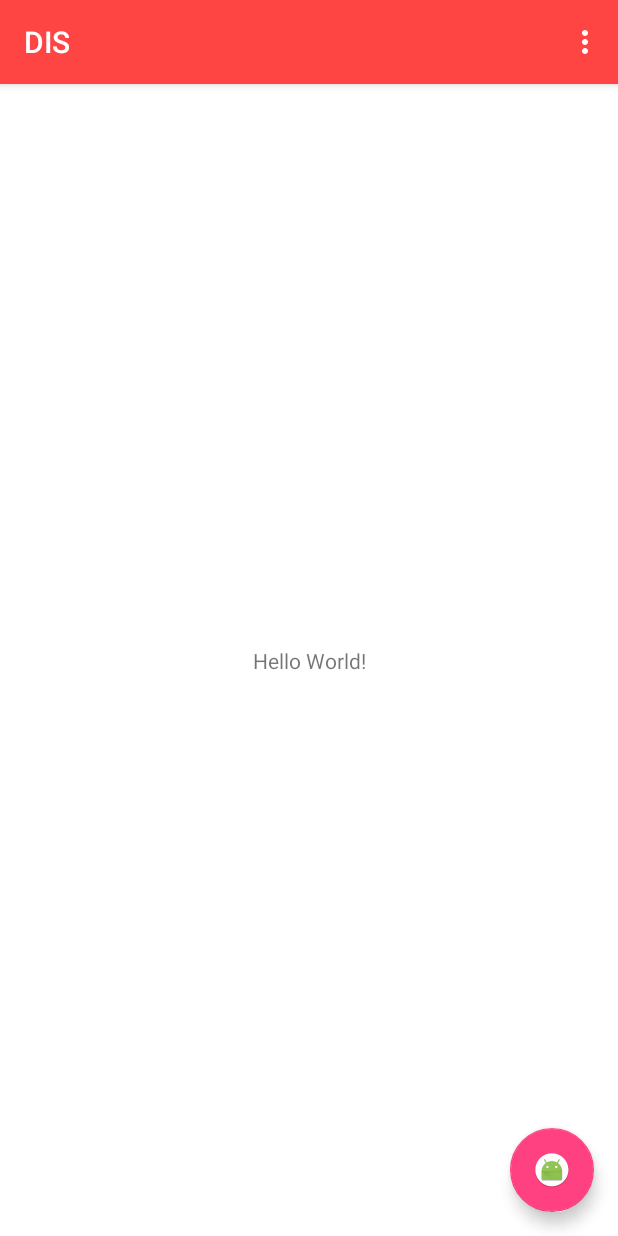
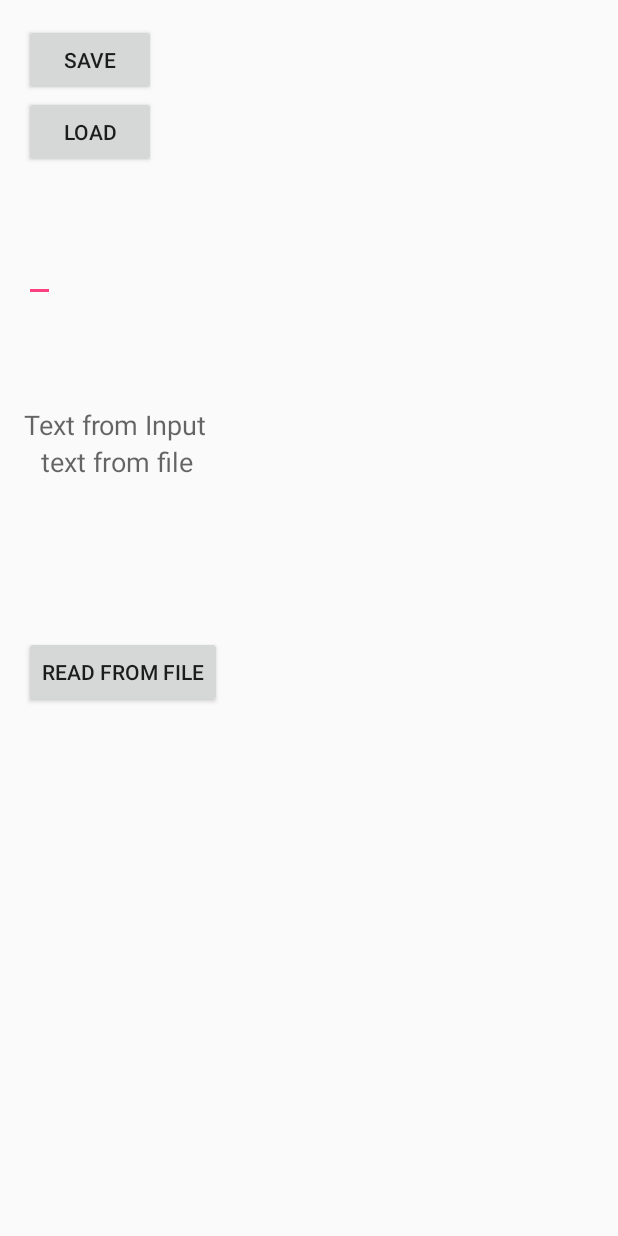
Before and after one commit to DIS-HST/DIS, an Android app: the screen it shows after launch (MainActivity), on a phone screen of 412 x 824 dp. Run offline under Robolectric (Android 15) with nearby library versions, the phone set to English and light mode, and no system bars.

Commit message:
Files
Don't work yet. Compiling problems.

```diff
--- a/app/src/main/AndroidManifest.xml
+++ b/app/src/main/AndroidManifest.xml
@@ -2,6 +2,8 @@
 <manifest xmlns:android="http://schemas.android.com/apk/res/android"
     package="com.tsh.dis">
 
+    <uses-permission android:name="android.permission.WRITE_EXTERNAL_STORAGE"/>
+    <uses-permission android:name="android.permission.READ_EXTERNAL_STORAGE"/>
     <uses-permission android:name="android.permission.BLUETOOTH"/>
     <uses-permission android:name="android.permission.BLUETOOTH_ADMIN"/>
     <uses-permission android:name="android.permission.VIBRATE"/>
--- a/app/src/main/res/layout/activity_main.xml
+++ b/app/src/main/res/layout/activity_main.xml
@@ -1,37 +1,75 @@
 <?xml version="1.0" encoding="utf-8"?>
-<android.support.design.widget.CoordinatorLayout xmlns:android="http://schemas.android.com/apk/res/android"
-    xmlns:app="http://schemas.android.com/apk/res-auto"
+<LinearLayout xmlns:android="http://schemas.android.com/apk/res/android"
     xmlns:tools="http://schemas.android.com/tools"
-    android:background="@android:color/white"
-    android:id="@+id/bg"
     android:layout_width="match_parent"
     android:layout_height="match_parent"
+    android:padding="16dp"
+    android:orientation="vertical">
+    <!--android:paddingTop="@dimen/activity_vertical_margin"
+    android:paddingBottom="@dimen/activity_vertical_margin" tools:context=".MainActivity">
+-->
+    <Button
+        android:layout_width="wrap_content"
+        android:layout_height="wrap_content"
+        android:text="Save"
+        android:id="@+id/save"
+        android:layout_alignParentTop="true"
+        android:layout_alignParentLeft="true"
+        android:layout_alignParentStart="true"
+        android:onClick="buttonSave" />
 
-    tools:context="com.tsh.dis.MainActivity">
+    <Button
+        android:layout_width="wrap_content"
+        android:layout_height="wrap_content"
+        android:text="Load"
+        android:id="@+id/load"
+        android:layout_alignParentTop="true"
+        android:layout_alignParentRight="true"
+        android:layout_alignParentEnd="true"
+        android:onClick="buttonLoad" />
 
-    <android.support.design.widget.AppBarLayout
+    <EditText
+        android:layout_width="wrap_content"
+        android:layout_height="wrap_content"
+        android:id="@+id/editText"
+        android:layout_below="@+id/save"
+        android:layout_alignParentLeft="true"
+        android:layout_alignParentStart="true"
+        android:layout_marginTop="44dp"
+        android:layout_alignParentRight="true"
+        android:layout_alignParentEnd="true" />
+
+    <TextView
+        android:layout_width="wrap_content"
+        android:layout_height="wrap_content"
+        android:textAppearance="?android:attr/textAppearanceMedium"
+        android:text="Text from Input"
+        android:id="@+id/textView"
+        android:layout_below="@+id/editText"
+        android:layout_alignParentLeft="true"
+        android:layout_alignParentStart="true"
+        android:layout_marginTop="69dp"
+        android:layout_alignParentRight="true"
+        android:layout_alignParentEnd="true" />
+    <TextView
         android:layout_width="match_parent"
         android:layout_height="wrap_content"
-        android:theme="@style/AppTheme.AppBarOverlay">
+        android:textAppearance="?android:attr/textAppearanceMedium"
+        android:text="text from file"
+        android:id="@+id/tv_text"
+        android:layout_above="@+id/b_read"
+        android:layout_alignParentLeft="true"
+        android:layout_alignParentStart="true"
+        android:layout_marginLeft="11dp"
+        android:layout_marginStart="11dp"
+        android:layout_marginBottom="104dp" />
 
-        <android.support.v7.widget.Toolbar
-            android:id="@+id/toolbar"
-            android:layout_width="match_parent"
-            android:layout_height="?attr/actionBarSize"
-            android:background="@android:color/holo_red_light"
-            app:popupTheme="@style/AppTheme.PopupOverlay" />
-
-    </android.support.design.widget.AppBarLayout>
-
-    <android.support.design.widget.FloatingActionButton
-        android:id="@+id/fab"
+    <Button
+        android:id="@+id/b_read"
         android:layout_width="wrap_content"
         android:layout_height="wrap_content"
-        android:layout_gravity="bottom|end"
-        android:layout_margin="@dimen/fab_margin"
-        app:srcCompat="@mipmap/ic_launcher_round" />
+        android:layout_alignParentBottom="true"
+        android:layout_centerHorizontal="true"
+        android:text="Read from file" />
 
-    <include layout="@layout/content_main" />
-
-
-</android.support.design.widget.CoordinatorLayout>
+</LinearLayout>
```
Also changed, not shown: app/src/main/java/com/tsh/dis/MainActivity.java (+164 -81 lines).
